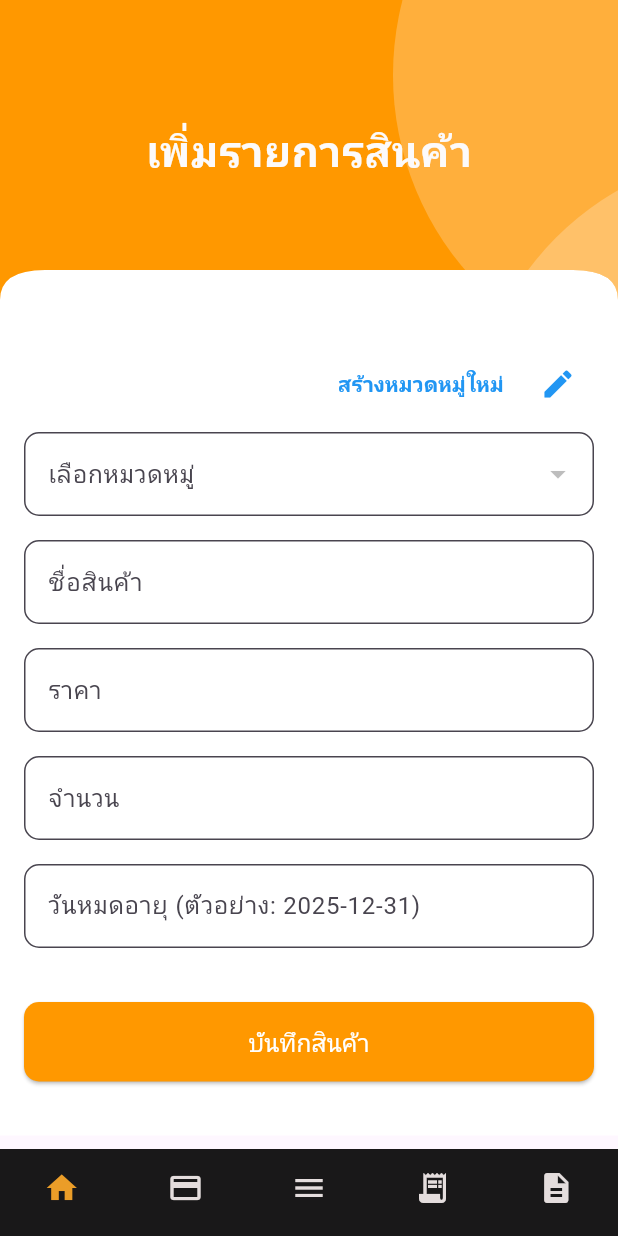
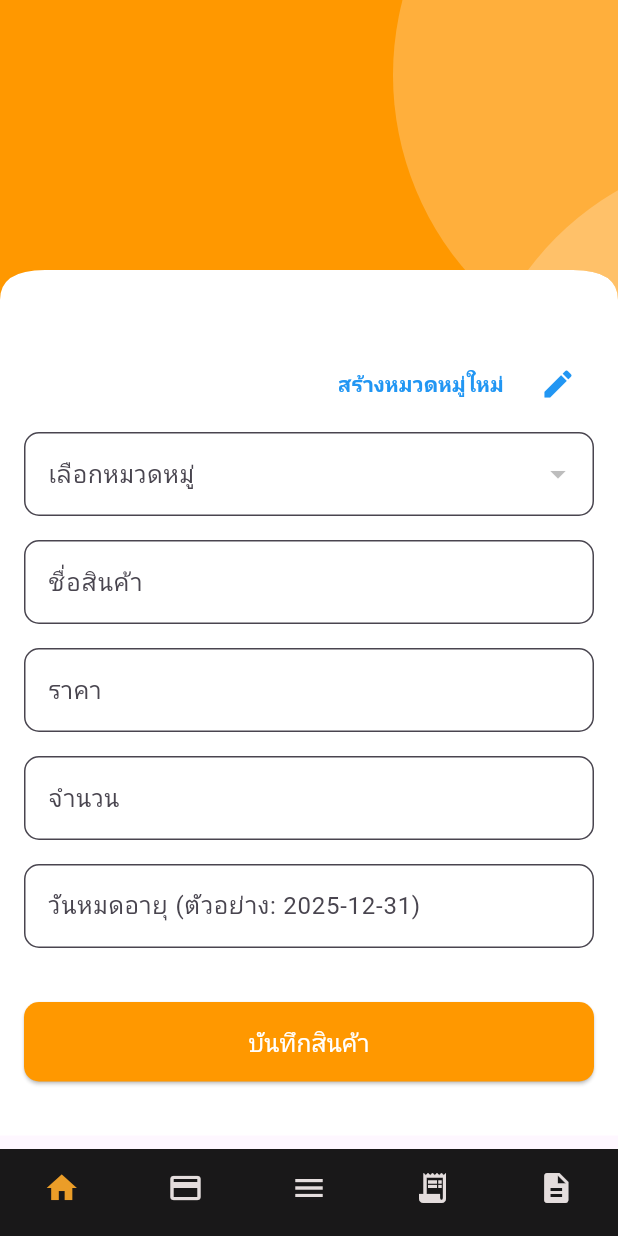
Before and after one commit to piseak02/sintaveeapp, a Flutter app: the screen it shows after launch, on a phone screen of 412 x 824 dp. Run offline on Flutter 3.47's test engine with Material 3 defaults, Android fonts, the phone set to English and light mode, and no system bars.

Commit message:
Revert "เพิ่มแก้ไขหัวข้อเรียบร้อยรอเพิ่มลง ดาต้าเบต"
This reverts commit 30417a1db37b888b40fc4f207d74b609d2dce36c.

```diff
--- a/lib/Product/add_Product.dart
+++ b/lib/Product/add_Product.dart
@@ -1,5 +1,4 @@
 import 'package:flutter/material.dart';
-
 import 'package:sintaveeapp/widgets/castom_shapes/Containers/primary_header_container.dart';
 import 'package:sintaveeapp/Bottoom_Navbar/bottom_navbar.dart';
 
@@ -77,7 +76,7 @@ class _MyAddProductState extends State<MyAddProduct> {
       builder: (context) {
         return AlertDialog(
           title: Text("จัดการหมวดหมู่"),
-          content: SizedBox(
+          content: Container(
             width: double.maxFinite, // ให้ Dialog ขยายตามเนื้อหา
             child: _categories.isEmpty
                 ? Center(
@@ -133,13 +132,14 @@ class _MyAddProductState extends State<MyAddProduct> {
                   /// ส่วนหัว
                   TPrimaryHeaderContainer(
                     child: Padding(
-                      padding: EdgeInsets.symmetric(vertical: 16),
+                      padding: const EdgeInsets.symmetric(vertical: 16),
                       child: Text(
                         "เพิ่มรายการสินค้า",
                         style: TextStyle(
-                            fontSize: 28,
-                            fontWeight: FontWeight.bold,
-                            color: const Color.fromARGB(255, 252, 250, 250)),
+                          fontSize: 22,
+                          fontWeight: FontWeight.bold,
+                          color: Colors.white,
+                        ),
                       ),
                     ),
                   ),
--- a/lib/widgets/castom_shapes/Containers/primary_header_container.dart
+++ b/lib/widgets/castom_shapes/Containers/primary_header_container.dart
@@ -33,14 +33,6 @@ class TPrimaryHeaderContainer extends StatelessWidget {
                   backgroundColor: const Color.fromARGB(61, 253, 250, 250),
                 ),
               ),
-
-              /// 🔹 เพิ่ม child ที่รับเข้ามา เพื่อให้แสดงข้อความ "เพิ่มรายการสินค้า"
-              Positioned.fill(
-                child: Center(
-                  child:
-                      child, // ทำให้ Text หรือ Widget ที่รับเข้ามาแสดงตรงกลาง
-                ),
-              ),
             ],
           ),
         ),
```
Also changed, not shown: lib/widgets/Appbar_headbar/appbar_addproduct.dart (deleted, +0 -16 lines).
